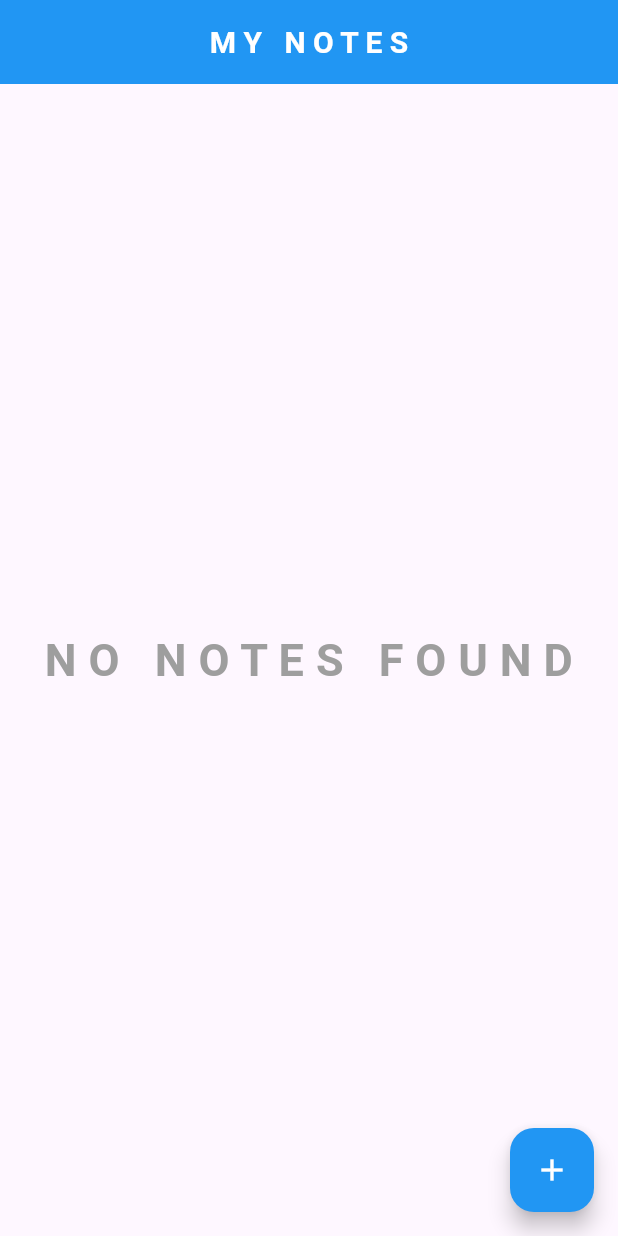
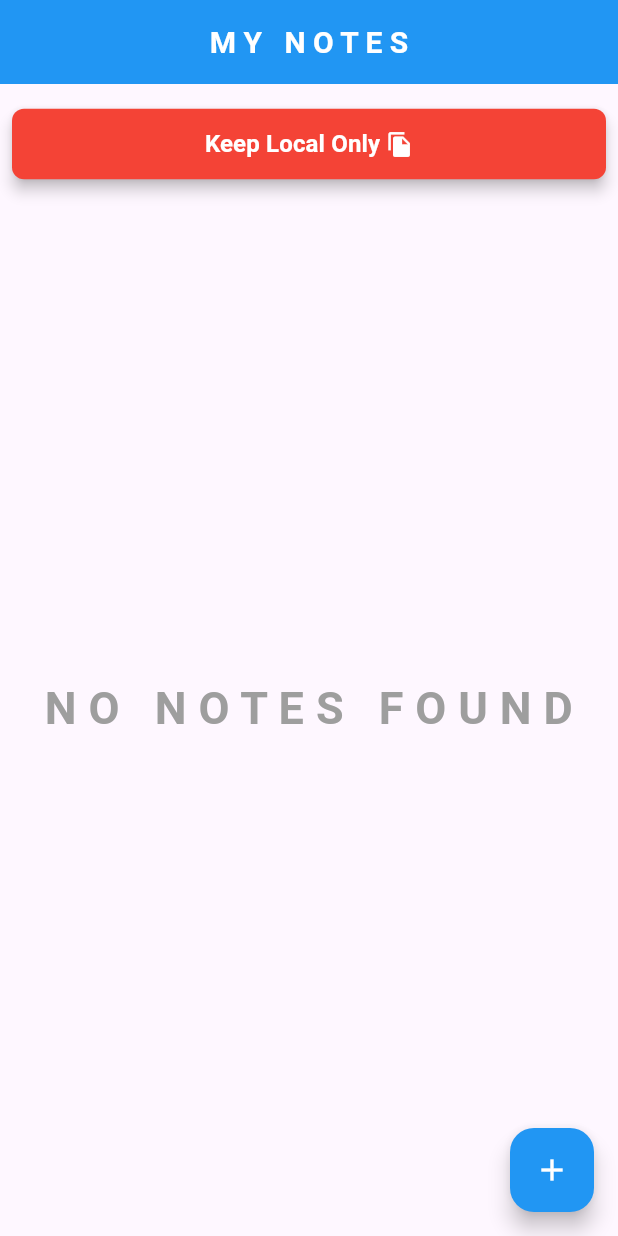
Before and after one commit to sammo-2000/MyNotes, a Flutter app: the screen it shows after launch, on a phone screen of 412 x 824 dp. Run offline on Flutter 3.47's test engine with Material 3 defaults, Android fonts, the light colour scheme and no system bars; our stand-ins replace image_picker, sqflite; accounts and stored records are empty.

Commit message:
Added note providers

```diff
--- a/lib/main.dart
+++ b/lib/main.dart
@@ -1,5 +1,7 @@
 import 'package:flutter/material.dart';
+import 'package:notes/provider/notesProvider.dart';
 import 'package:notes/screens/listNoteScreen.dart';
+import 'package:provider/provider.dart';
 
 void main() {
   runApp(const MyApp());
@@ -10,7 +12,9 @@ class MyApp extends StatelessWidget {
 
   @override
   Widget build(BuildContext context) {
-    return MaterialApp(
+    return ChangeNotifierProvider(
+      create: (context) => NoteProvider(),
+      child: MaterialApp(
         debugShowCheckedModeBanner: false,
         home: const ListNoteScreen(),
         theme: ThemeData(
@@ -25,6 +29,7 @@ class MyApp extends StatelessWidget {
             ),
           ),
         ),
+      ),
     );
   }
 }
--- a/lib/screens/listNoteScreen.dart
+++ b/lib/screens/listNoteScreen.dart
@@ -1,5 +1,6 @@
 import 'package:flutter/material.dart';
 import 'package:notes/screens/addNoteScreen.dart';
+import 'package:notes/widget/cloudSync.dart';
 import 'package:notes/widget/note/listNotes.dart';
 
 class ListNoteScreen extends StatelessWidget {
@@ -25,7 +26,12 @@ class ListNoteScreen extends StatelessWidget {
       ),
       body: const Padding(
         padding: EdgeInsets.all(8.0),
-        child: ListNotes(),
+        child: Column(
+          children: [
+            SyncToCloud(),
+            Expanded(child: ListNotes()),
+          ],
+        ),
       ),
     );
   }
--- /dev/null
+++ b/lib/widget/cloudSync.dart
@@ -0,0 +1,26 @@
+import 'package:flutter/material.dart';
+import 'package:notes/widget/button.dart';
+
+class SyncToCloud extends StatelessWidget {
+  const SyncToCloud({super.key});
+
+  @override
+  Widget build(BuildContext context) {
+    bool syncIsActive = true;
+
+    if (syncIsActive) {
+      return CustomButton(
+        label: 'Keep Local Only',
+        icon: Icons.file_copy,
+        onClick: () {},
+        color: Colors.red,
+      );
+    }
+    return CustomButton(
+      label: 'Sync To Cloud',
+      icon: Icons.cloud,
+      onClick: () {},
+      color: Colors.green,
+    );
+  }
+}
--- a/lib/widget/note/listNotes.dart
+++ b/lib/widget/note/listNotes.dart
@@ -1,8 +1,10 @@
 import 'package:flutter/material.dart';
 import 'package:notes/models/note.dart';
+import 'package:notes/provider/notesProvider.dart';
 import 'package:notes/screens/viewNoteScreen.dart';
 import 'package:notes/services/dbConnect.dart';
 import 'package:notes/widget/note/cardNote.dart';
+import 'package:provider/provider.dart';
 
 class ListNotes extends StatefulWidget {
   const ListNotes({super.key});
@@ -12,18 +14,34 @@ class ListNotes extends StatefulWidget {
 }
 
 class _ListNotesState extends State<ListNotes> {
+  List<Note>? noteList;
+  late NoteProvider notesProvider;
+
+  @override
+  void initState() {
+    super.initState();
+    // Move the initialization logic here
+    notesProvider = Provider.of<NoteProvider>(context, listen: false);
+    setStateInitial();
+  }
+
+  void setStateInitial() {
+    MyDatabase.getAllNotes().then((notes) {
+      if (notes != null) {
+        setState(() {
+          noteList = notes;
+          notesProvider.setNotes(noteList!);
+        });
+      }
+    });
+  }
+
   @override
   Widget build(BuildContext context) {
-    return FutureBuilder<List<Note>?>(
-      future: MyDatabase.getAllNotes(),
-      builder: (context, snapshot) {
-        if (snapshot.connectionState == ConnectionState.waiting) {
-          return const CircularProgressIndicator();
-        } else if (snapshot.hasError) {
-          return Text('Error: ${snapshot.error}');
-        } else {
-          List<Note>? noteList = snapshot.data;
-          if (noteList == null || noteList.isEmpty) {
+    final notesProvider = Provider.of<NoteProvider>(context);
+    final notes = notesProvider.getMyNotes;
+
+    if (notes.isEmpty) {
       return const Center(
         child: Text(
           'N O   N O T E S   F O U N D',
@@ -36,10 +54,11 @@ class _ListNotesState extends State<ListNotes> {
         ),
       );
     }
+
     return ListView.builder(
-            itemCount: noteList.length,
+      itemCount: notes.length,
       itemBuilder: (context, index) {
-              Note note = noteList[index];
+        Note note = notes[index];
         return GestureDetector(
           onTap: () {
             Navigator.push(
@@ -53,8 +72,48 @@ class _ListNotesState extends State<ListNotes> {
         );
       },
     );
-        }
-      },
-    );
+
+    // return FutureBuilder<List<Note>?>(
+    //   future: MyDatabase.getAllNotes(),
+    //   builder: (context, snapshot) {
+    //     if (snapshot.connectionState == ConnectionState.waiting) {
+    //       return const CircularProgressIndicator();
+    //     } else if (snapshot.hasError) {
+    //       return Text('Error: ${snapshot.error}');
+    //     } else {
+    //       List<Note>? noteList = snapshot.data;
+    //       if (noteList == null || noteList.isEmpty) {
+    //         return const Center(
+    //           child: Text(
+    //             'N O   N O T E S   F O U N D',
+    //             textAlign: TextAlign.center,
+    //             style: TextStyle(
+    //               color: Colors.grey,
+    //               fontSize: 30.0,
+    //               fontWeight: FontWeight.bold,
+    //             ),
+    //           ),
+    //         );
+    //       }
+    //       return ListView.builder(
+    //         itemCount: noteList.length,
+    //         itemBuilder: (context, index) {
+    //           Note note = noteList[index];
+    //           return GestureDetector(
+    //             onTap: () {
+    //               Navigator.push(
+    //                 context,
+    //                 MaterialPageRoute(
+    //                   builder: (context) => ViewNoteScreen(myNote: note),
+    //                 ),
+    //               );
+    //             },
+    //             child: NoteCard(note: note),
+    //           );
+    //         },
+    //       );
+    //     }
+    //   },
+    // );
   }
 }
--- a/pubspec.yaml
+++ b/pubspec.yaml
@@ -39,7 +39,7 @@ dependencies:
   board_datetime_picker: ^1.6.3
   image_picker: ^1.0.0
   path_provider: ^2.1.3
-  uuid: ^4.4.0
+  provider: ^6.1.2
 
 dev_dependencies:
   flutter_test:
```
Also changed, not shown: lib/provider/notesProvider.dart (added, +41 -0 lines), pubspec.lock. Lines whose indentation alone changed are shown as unchanged.
